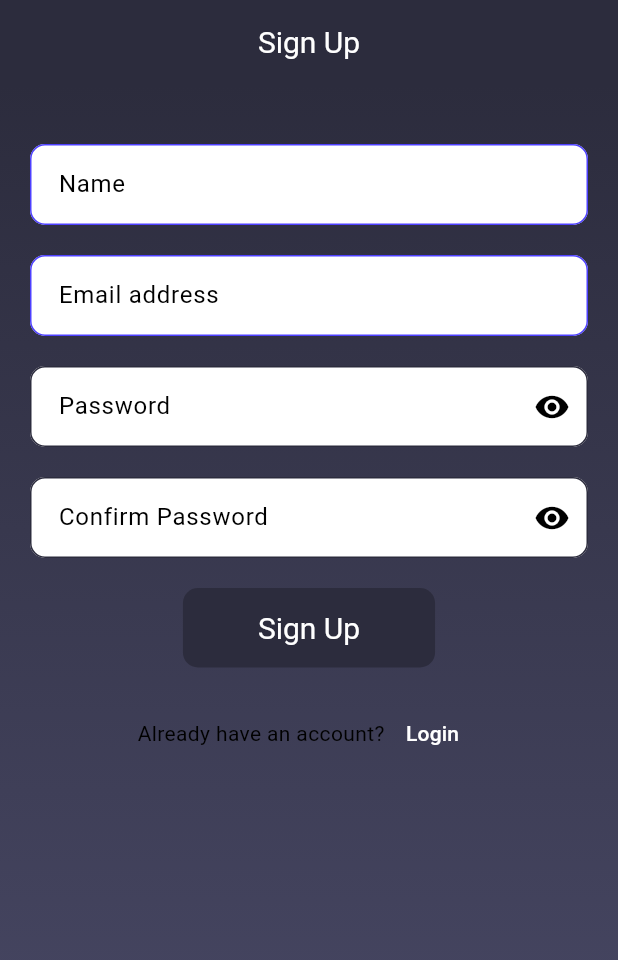
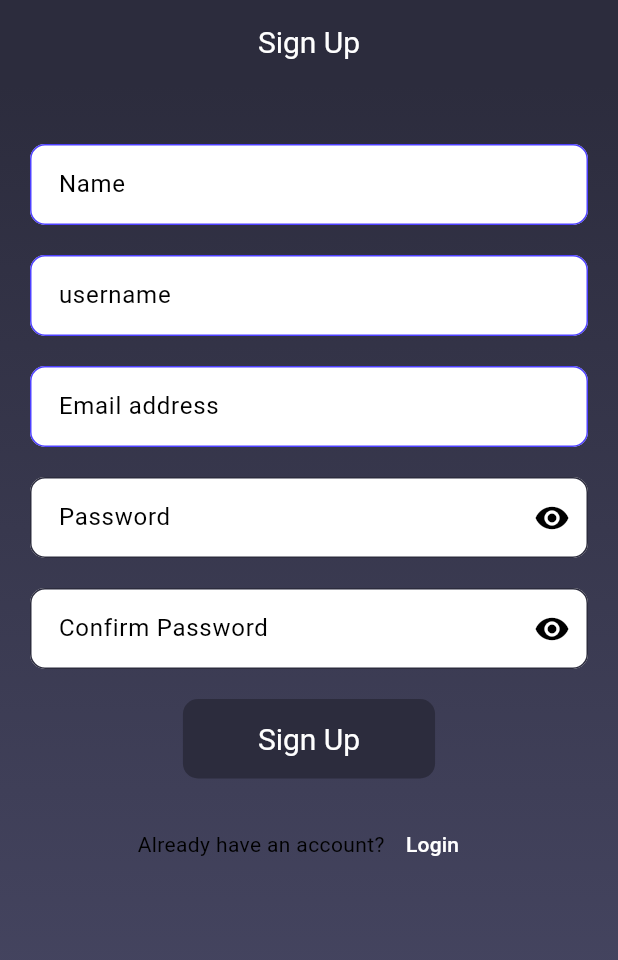
Before and after one commit to ST60002CEM/batch32b-Aayush1222, a Flutter app: the RegisterView screen opened directly, on a phone screen of 412 x 824 dp. Shown: the top 960 px of the screen. Run offline on Flutter 3.47's test engine with Material 3 defaults, Android fonts, the phone set to English and light mode, and no system bars; our stand-ins replace dartz, dio, equatable, flutter_riverpod, hive_flutter, pretty_dio_logger and 1 more; accounts and stored records are empty; Roboto replaces fonts that are missing (Montserrat).

Commit message:
adding username field in signup

```diff
--- a/campmart/lib/app/constants/api_endpoint.dart
+++ b/campmart/lib/app/constants/api_endpoint.dart
@@ -3,7 +3,7 @@ class ApiEndpoints {
 
   static const Duration connectionTimeout = Duration(seconds: 1000);
   static const Duration receiveTimeout = Duration(seconds: 1000);
-  static const String baseUrl = "http://localhost:8000/api/user/";
+  static const String baseUrl = "http://localhost:8000/api/v1/";
   //static const String baseUrl = "http://192.168.4.4:3000/api/v1/";
 
   // ====================== Auth Routes ======================
@@ -14,7 +14,7 @@ class ApiEndpoints {
   static const String getStudentsByCourse = "auth/getStudentsByCourse/";
   static const String updateStudent = "auth/updateStudent/";
   static const String deleteStudent = "auth/deleteStudent/";
-  static const String imageUrl = "http://10.0.2.2:3000/uploads/";
+  static const String imageUrl = "http://localhost:8000/uploads/";
   static const String currentUser = "auth/getMe";
 
   static const String uploadImage = "auth/uploadImage";
--- a/campmart/lib/features/auth/data/data_source/remote/auth_remote_data_source.dart
+++ b/campmart/lib/features/auth/data/data_source/remote/auth_remote_data_source.dart
@@ -30,6 +30,7 @@ class AuthRemoteDataSource {
         ApiEndpoints.register,
         data: {
           "name": student.name,
+          //"username" : student.username,
           "email": student.email,
 
           "password": student.password,
--- a/campmart/lib/features/auth/data/dto/get_current_user_dto.dart
+++ b/campmart/lib/features/auth/data/dto/get_current_user_dto.dart
@@ -8,6 +8,8 @@ class GetCurrentUserDto {
   @JsonKey(name:"_id")
   final String id;
   final String name;
+  final String username;
+
   final String email;
   final String password;
 
@@ -17,6 +19,8 @@ class GetCurrentUserDto {
   GetCurrentUserDto({
     required this.id,
     required this.name,
+    required this.username,
+
     required this.email,
     required this.password,
 
@@ -34,7 +38,7 @@ class GetCurrentUserDto {
         // courses:  course.map((course) {
         //   return CourseEntity( courseId: course, courseName: '');
         // }).toList() ,
-        // username: username,
+        username: username,
         password: '');
   }
 
--- a/campmart/lib/features/auth/data/model/auth_api_model.dart
+++ b/campmart/lib/features/auth/data/model/auth_api_model.dart
@@ -8,6 +8,8 @@ class AuthApiModel {
   @JsonKey(name: '_id')
   final String id;
   final String name;
+  final String username;
+
 
   final String email;
   final String? password;
@@ -15,6 +17,8 @@ class AuthApiModel {
   AuthApiModel({
     required this.id,
     required this.name,
+    required this.username,
+
     required this.email,
     required this.password,
   });
@@ -29,6 +33,7 @@ class AuthApiModel {
     return AuthEntity(
       id: id,
       name: name,
+      username : username,
       email: email,
       password: password ?? '',
     );
--- a/campmart/lib/features/auth/data/model/auth_hive_model.dart
+++ b/campmart/lib/features/auth/data/model/auth_hive_model.dart
@@ -19,15 +19,19 @@ class AuthHiveModel {
   final String name;
 
   @HiveField(2)
+  final String username;
+
+  @HiveField(3)
   final String email;
 
-  @HiveField(3)
+  @HiveField(4)
   final String password;
 
   // Constructor
   AuthHiveModel({
     String? studentId,
     required this.name,
+    required this.username,
     required this.email,
     required this.password,
   }) : studentId = studentId ?? const Uuid().v4();
@@ -37,6 +41,7 @@ class AuthHiveModel {
       : this(
           studentId: '',
           name: '',
+          username: '',
           email: '',
           password: '',
         );
@@ -45,6 +50,7 @@ class AuthHiveModel {
   AuthEntity toEntity() => AuthEntity(
         id: studentId,
         name: name,
+        username: username,
         email: email,
         password: password,
       );
@@ -53,6 +59,7 @@ class AuthHiveModel {
   AuthHiveModel toHiveModel(AuthEntity entity) => AuthHiveModel(
         studentId: const Uuid().v4(),
         name: entity.name,
+        username: entity.username,
         email: entity.email,
         password: entity.password,
       );
@@ -63,6 +70,6 @@ class AuthHiveModel {
 
   @override
   String toString() {
-    return 'studentId: $studentId, name: $name, email: $email, password: $password';
+    return 'studentId: $studentId, name: $name,username: $username, email: $email, password: $password';
   }
 }
--- a/campmart/lib/features/auth/domain/entity/auth_entity.dart
+++ b/campmart/lib/features/auth/domain/entity/auth_entity.dart
@@ -12,10 +12,12 @@ class AuthEntity extends Equatable {
     required this.name,
     this.image,
     required this.email,
-    required this.password,
+    required this.password, required String username,
   });
 
   @override
   List<Object?> get props =>
       [id, name, image, email, password];
+
+  get username => null;
 }
--- a/campmart/lib/features/auth/presentation/view/register_view.dart
+++ b/campmart/lib/features/auth/presentation/view/register_view.dart
@@ -11,10 +11,13 @@ class RegisterView extends ConsumerStatefulWidget {
   ConsumerState<RegisterView> createState() => _RegisterViewState();
 }
 
-class _RegisterViewState extends ConsumerState<RegisterView> with RegisterViewRoute {
+class _RegisterViewState extends ConsumerState<RegisterView>
+    with RegisterViewRoute {
   final _key = GlobalKey<FormState>();
 
   final _nameController = TextEditingController();
+  final _userController = TextEditingController();
+
   final _emailController = TextEditingController();
   final _passwordController = TextEditingController();
   final _confirmPasswordController = TextEditingController();
@@ -52,15 +55,19 @@ class _RegisterViewState extends ConsumerState<RegisterView> with RegisterViewRo
                 const SizedBox(height: 20.0),
                 _buildTextField(_nameController, 'Name', false),
                 const SizedBox(height: 20.0),
+                _buildTextField(_userController, 'username', false),
+                const SizedBox(height: 20.0),
                 _buildTextField(_emailController, 'Email address', false),
                 const SizedBox(height: 20.0),
-                _buildPasswordField(_passwordController, 'Password', isObscure, () {
+                _buildPasswordField(_passwordController, 'Password', isObscure,
+                    () {
                   setState(() {
                     isObscure = !isObscure;
                   });
                 }),
                 const SizedBox(height: 20.0),
-                _buildPasswordField(_confirmPasswordController, 'Confirm Password', isConfirmObscure, () {
+                _buildPasswordField(_confirmPasswordController,
+                    'Confirm Password', isConfirmObscure, () {
                   setState(() {
                     isConfirmObscure = !isConfirmObscure;
                   });
@@ -70,7 +77,8 @@ class _RegisterViewState extends ConsumerState<RegisterView> with RegisterViewRo
                   style: ElevatedButton.styleFrom(
                     backgroundColor: Color.fromRGBO(44, 44, 61, 1),
                     foregroundColor: Colors.white,
-                    padding: const EdgeInsets.symmetric(horizontal: 50, vertical: 15),
+                    padding: const EdgeInsets.symmetric(
+                        horizontal: 50, vertical: 15),
                     shape: RoundedRectangleBorder(
                       borderRadius: BorderRadius.circular(10.0),
                     ),
@@ -83,9 +91,12 @@ class _RegisterViewState extends ConsumerState<RegisterView> with RegisterViewRo
                         image: ref.read(authViewModelProvider).imageName ?? '',
                         email: _emailController.text,
                         password: _passwordController.text,
+                        username: _userController.text,
                       );
 
-                      ref.read(authViewModelProvider.notifier).registerStudent(student);
+                      ref
+                          .read(authViewModelProvider.notifier)
+                          .registerStudent(student);
                     }
                   },
                 ),
@@ -100,7 +111,8 @@ class _RegisterViewState extends ConsumerState<RegisterView> with RegisterViewRo
                     TextButton(
                       child: const Text(
                         'Login',
-                        style: TextStyle(color: Color.fromRGBO(255, 255, 255, 1)),
+                        style:
+                            TextStyle(color: Color.fromRGBO(255, 255, 255, 1)),
                       ),
                       onPressed: () {
                         openLoginView();
@@ -117,7 +129,8 @@ class _RegisterViewState extends ConsumerState<RegisterView> with RegisterViewRo
     );
   }
 
-  Widget _buildTextField(TextEditingController controller, String labelText, bool obscureText) {
+  Widget _buildTextField(
+      TextEditingController controller, String labelText, bool obscureText) {
     return TextFormField(
       controller: controller,
       obscureText: obscureText,
@@ -145,7 +158,8 @@ class _RegisterViewState extends ConsumerState<RegisterView> with RegisterViewRo
     );
   }
 
-  Widget _buildPasswordField(TextEditingController controller, String labelText, bool obscureText, VoidCallback toggleVisibility) {
+  Widget _buildPasswordField(TextEditingController controller, String labelText,
+      bool obscureText, VoidCallback toggleVisibility) {
     return TextFormField(
       controller: controller,
       obscureText: obscureText,
```
Also changed, not shown: campmart/lib/features/auth/data/dto/get_current_user_dto.g.dart, campmart/lib/features/auth/data/model/auth_api_model.g.dart, campmart/lib/features/auth/data/model/auth_hive_model.g.dart.
